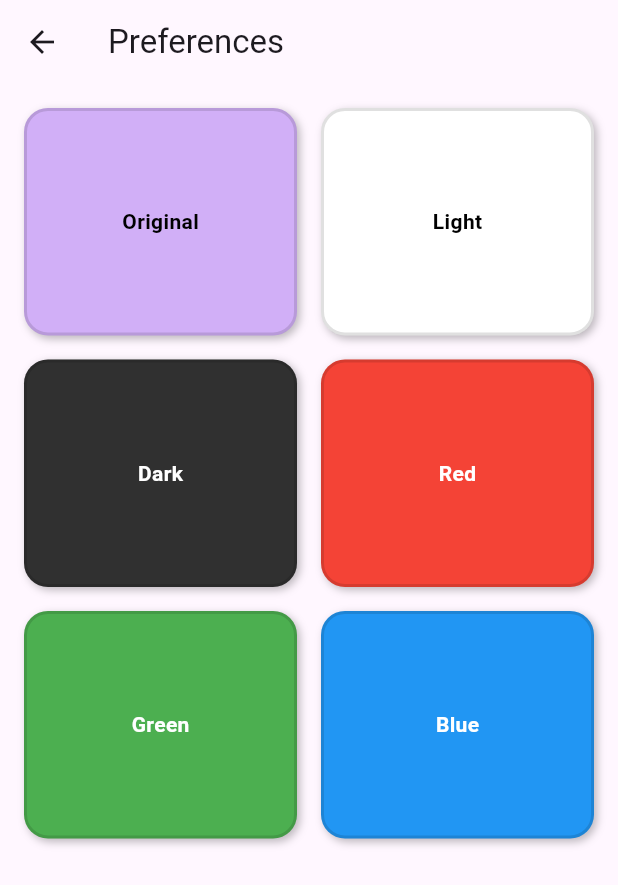
After one commit to Karlcamp162/Lost-and-Found-System, a Flutter app: the Preference screen opened directly, on a phone screen of 412 x 824 dp. The commit adds this screen. Shown: the top 885 px of the screen. Run offline on Flutter 3.47's test engine with Material 3 defaults, Android fonts, the phone set to English and light mode, and no system bars; our stand-ins replace image_picker.

Commit message:
initial theme

```diff
--- a/lib/components/bottom_navigation_widget.dart
+++ b/lib/components/bottom_navigation_widget.dart
@@ -5,10 +5,10 @@ class BottomNavigationWidget extends StatelessWidget {
   final Function(int) tabIndex;
 
   const BottomNavigationWidget({
-    Key? key,
+    super.key,
     required this.tabIndex,
     required this.colorIndex,
-}): super(key: key);
+});
 
   @override
   Widget build(BuildContext context) {
@@ -24,7 +24,7 @@ class BottomNavigationWidget extends StatelessWidget {
             onPressed: () => {tabIndex(1)},
           ),
           SizedBox(width: 40.0),
-          IconButton(icon: Icon(Icons.chat), onPressed: () => {tabIndex(2)}),
+          IconButton(icon: Icon(Icons.color_lens), onPressed: () => {tabIndex(2)}),
           IconButton(
             icon: Icon(Icons.person),
             onPressed: () => {tabIndex(3)},
--- a/lib/main.dart
+++ b/lib/main.dart
@@ -1,32 +1,27 @@
 import 'package:flutter/material.dart';
-import 'package:lost_and_found_system/pages/home.dart';
+import 'package:lost_and_found_system/pages/preference.dart';
 import 'package:lost_and_found_system/pages/loginPage.dart';
 
+
 void main() {
-  runApp(Lost_And_Found_System());
+  runApp(const LostAndFoundSystem());
 }
 
-class Lost_And_Found_System extends StatefulWidget {
-  const Lost_And_Found_System({super.key});
+class LostAndFoundSystem extends StatelessWidget {
+  const LostAndFoundSystem({super.key});
 
   @override
-  State<Lost_And_Found_System> createState() => _Lost_And_Found_SystemState();
-}
-
-class _Lost_And_Found_SystemState extends State<Lost_And_Found_System> {
-  @override
   Widget build(BuildContext context) {
-    return MaterialApp(
-      title: "Lost and Found System",
-      debugShowCheckedModeBanner: false,
-      home: Login(),
-
-      theme: ThemeData(
-        colorScheme: ColorScheme.fromSeed(
-          seedColor: const Color.fromRGBO(209, 175, 247, 1),
-        ),
-        useMaterial3: true,
-      ),
+    return ValueListenableBuilder<ThemeData>(
+      valueListenable: ThemeController.currentTheme,
+      builder: (context, theme, _) {
+        return MaterialApp(
+          title: "Lost and Found System",
+          debugShowCheckedModeBanner: false,
+          theme: theme,
+          home: LoginPage(),
+        );
+      },
     );
   }
 }
--- /dev/null
+++ b/lib/pages/preference.dart
@@ -0,0 +1,118 @@
+import 'package:flutter/material.dart';
+
+class Preference extends StatefulWidget {
+
+  const Preference({super.key});
+
+  @override
+  State<Preference> createState() => _PreferenceState();
+}
+
+class _PreferenceState extends State<Preference> {
+  final themeNames = AppThemes.themes.keys.toList();
+
+  final themeColors = {
+    'Original': const Color.fromRGBO(209, 175, 247, 1),
+    'Light': Colors.white,
+    'Dark': Colors.grey[850]!,
+    'Red': Colors.red,
+    'Green': Colors.green,
+    'Blue': Colors.blue,
+  };
+
+  @override
+  Widget build(BuildContext context) {
+    return Scaffold(
+      appBar: AppBar(title: Text('Preferences')),
+      body: Padding(
+        padding: const EdgeInsets.all(16.0),
+        child: GridView.builder(
+          itemCount: themeNames.length,
+          gridDelegate: SliverGridDelegateWithFixedCrossAxisCount(
+            crossAxisCount: 2,
+            mainAxisSpacing: 16,
+            crossAxisSpacing: 16,
+            childAspectRatio: 1.2,
+          ),
+          itemBuilder: (context, index) {
+            final name = themeNames[index];
+            final color = themeColors[name]!;
+            return GestureDetector(
+              onTap: () {
+                ThemeController.setTheme(name);
+              },
+              child: Container(
+                decoration: BoxDecoration(
+                  color: color,
+                  borderRadius: BorderRadius.circular(16),
+                  border: Border.all(color: Colors.black12, width: 2),
+                  boxShadow: [
+                    BoxShadow(
+                      color: Colors.black26,
+                      blurRadius: 4,
+                      offset: Offset(2, 2),
+                    ),
+                  ],
+                ),
+                child: Center(
+                  child: Text(
+                    name,
+                    style: TextStyle(
+                      color: (name == 'Light' || name == 'Original')
+                          ? Colors.black
+                          : Colors.white,
+                      fontWeight: FontWeight.bold,
+                    ),
+                  ),
+                ),
+              ),
+            );
+          },
+        ),
+      ),
+    );
+  }
+}
+
+class AppThemes {
+  static final themes = {
+    'Original': ThemeData(
+      colorScheme: ColorScheme.fromSeed(
+        seedColor: const Color.fromRGBO(209, 175, 247, 1),
+      ),
+      useMaterial3: true,
+    ),
+    'Light': ThemeData(
+      colorScheme: ColorScheme.fromSeed(seedColor: Colors.grey),
+      useMaterial3: true,
+    ),
+    'Dark': ThemeData(
+      colorScheme: ColorScheme.fromSeed(
+        seedColor: Colors.grey[900]!,
+        brightness: Brightness.dark,
+      ),
+      useMaterial3: true,
+    ),
+    'Red': ThemeData(
+      colorScheme: ColorScheme.fromSeed(seedColor: Colors.red),
+      useMaterial3: true,
+    ),
+    'Green': ThemeData(
+      colorScheme: ColorScheme.fromSeed(seedColor: Colors.green),
+      useMaterial3: true,
+    ),
+    'Blue': ThemeData(
+      colorScheme: ColorScheme.fromSeed(seedColor: Colors.blue),
+      useMaterial3: true,
+    ),
+  };
+}
+
+class ThemeController {
+  static final ValueNotifier<ThemeData> currentTheme =
+  ValueNotifier(AppThemes.themes['Original']!);
+
+  static void setTheme(String name) {
+    currentTheme.value = AppThemes.themes[name]!;
+  }
+}
--- a/lib/pages/profile.dart
+++ b/lib/pages/profile.dart
@@ -69,7 +69,7 @@ class _ProfileState extends State<Profile> {
                 onTap: () {
                   Navigator.pushReplacement(
                     context,
-                    MaterialPageRoute(builder: (context) => Login()),
+                    MaterialPageRoute(builder: (context) => LoginPage()),
                   );
                 },
               ),
```
Also changed, not shown: lib/pages/home.dart (+21 -19 lines), lib/pages/loginPage.dart (+6 -12 lines), lib/pages/messages.dart (deleted, +0 -60 lines), 1 other file.
